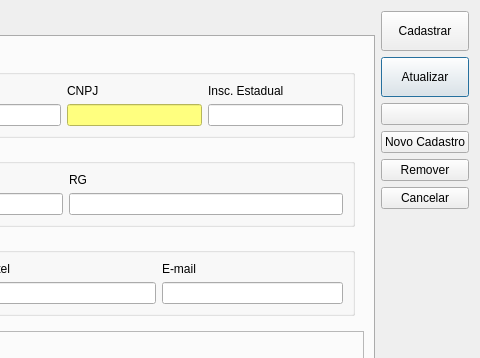
Qt form ui/cadastrofornecedor.ui (lellisls/ERP-STACCATO) before a commit; both pictures show x 814 to 1294 and y 0 to 358 of the 1294 by 608 pixel window.
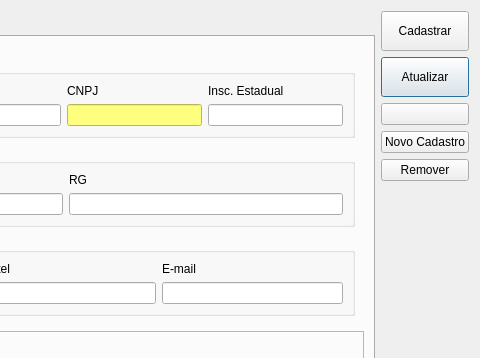
The same form after that commit. Icons and pictures are not drawn. Custom widgets are drawn as their Qt base class.

Commit message: Removido botões de Cancelar

The edit to the form file:
```diff
--- a/ui/cadastrofornecedor.ui
+++ b/ui/cadastrofornecedor.ui
@@ -73,13 +73,6 @@
        </property>
       </widget>
      </item>
-     <item>
-      <widget class="QPushButton" name="pushButtonCancelar">
-       <property name="text">
-        <string>Cancelar</string>
-       </property>
-      </widget>
-     </item>
      <item>
       <spacer name="verticalSpacer">
        <property name="orientation">
```
Left out of the diff: 1 changed line with no effect on the pictures. The commit also changes 62 other files.
